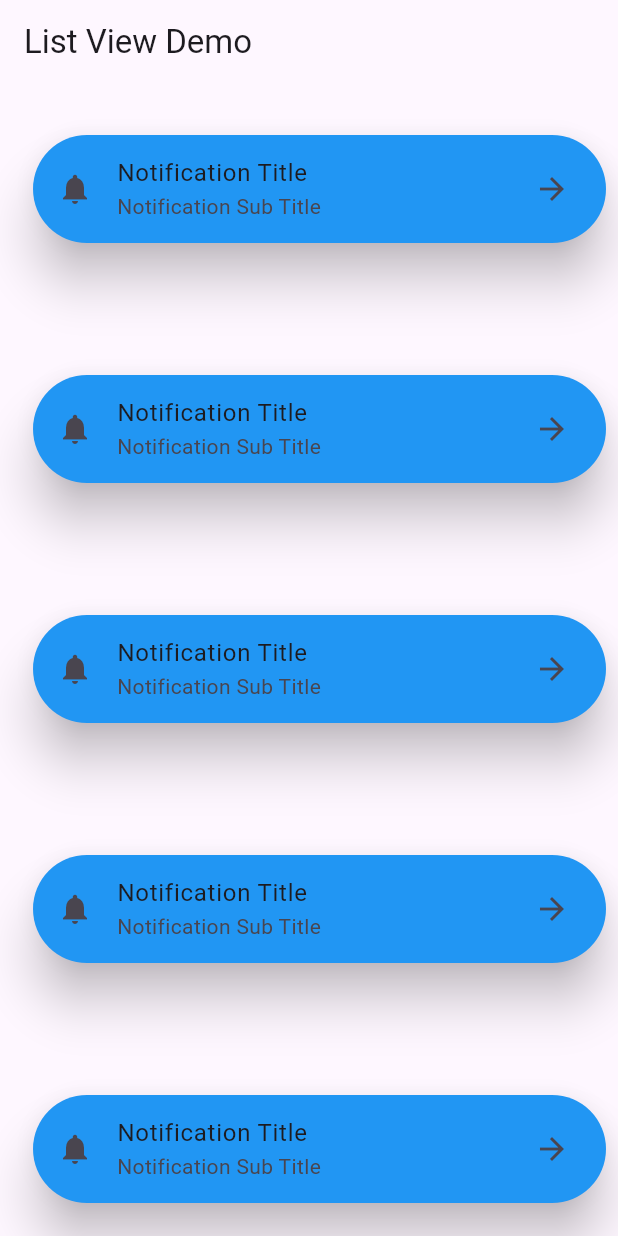
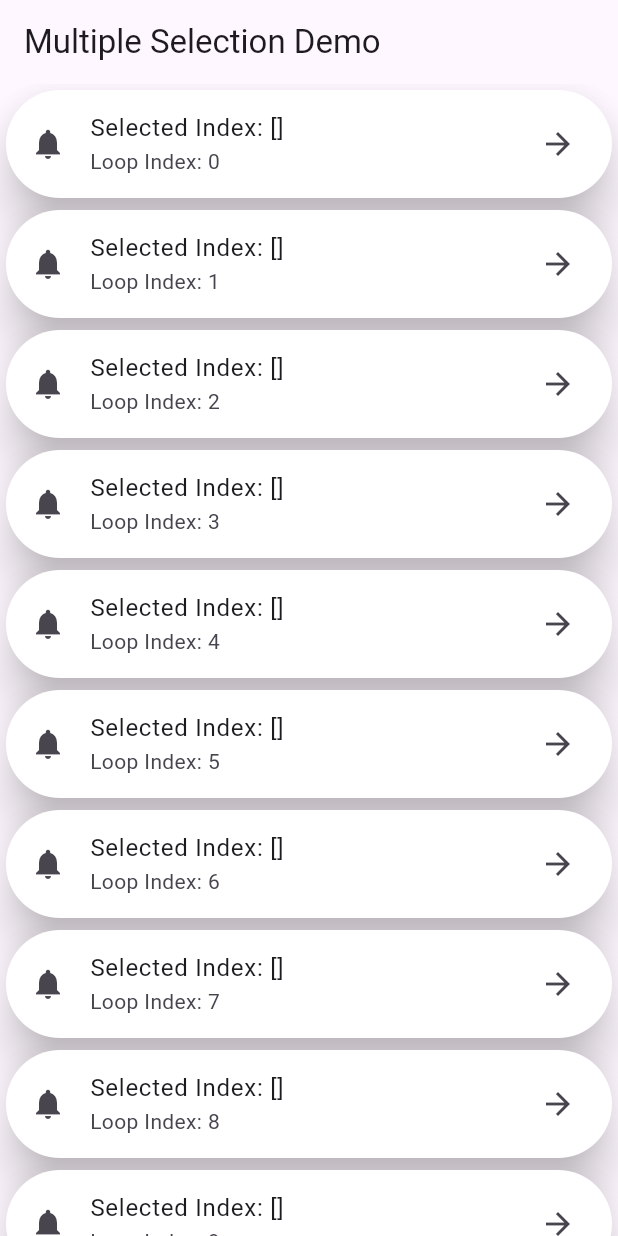
Before and after one commit to MuhammadAliKust/Shahram-App, a Flutter app: the screen it shows after launch, on a phone screen of 412 x 824 dp. Run offline on Flutter 3.47's test engine with Material 3 defaults, Android fonts, the phone set to English and light mode, and no system bars; our stand-ins replace string_validator.

Commit message:
Single and Multiple Selection Done

```diff
--- a/lib/main.dart
+++ b/lib/main.dart
@@ -1,8 +1,10 @@
 import 'package:flutter/material.dart';
 import 'package:shahram_app/asset_image.dart';
+import 'package:shahram_app/single_selection.dart';
 
 import 'list_view.dart';
 import 'login.dart';
+import 'multiple_selection.dart';
 import 'network_image.dart';
 
 void main() {
@@ -15,7 +17,7 @@
   @override
   Widget build(BuildContext context) {
     return MaterialApp(
-      home: ListViewDemo(),
+      home: MultipleSelectionDemo(),
       // home: Scaffold(
       //   backgroundColor: Colors.yellow,
       //   appBar: AppBar(
--- /dev/null
+++ b/lib/multiple_selection.dart
@@ -0,0 +1,47 @@
+import 'package:flutter/material.dart';
+
+class MultipleSelectionDemo extends StatefulWidget {
+  MultipleSelectionDemo({super.key});
+
+  @override
+  State<MultipleSelectionDemo> createState() => _MultipleSelectionDemoState();
+}
+
+class _MultipleSelectionDemoState extends State<MultipleSelectionDemo> {
+  List<int> selectedIndex = [];
+
+  @override
+  Widget build(BuildContext context) {
+    return Scaffold(
+      appBar: AppBar(title: Text("Multiple Selection Demo")),
+      body: ListView.builder(
+        itemCount: 10,
+        itemBuilder: (context, i) {
+          return Card(
+            elevation: 14,
+            color: selectedIndex.contains(i) ? Colors.blue : Colors.white,
+            shape: RoundedRectangleBorder(
+              borderRadius: BorderRadius.circular(40),
+            ),
+            child: ListTile(
+              onTap: () {
+                if (selectedIndex.contains(i)) {
+                  selectedIndex.remove(i);
+                } else {
+                  selectedIndex.add(i);
+                }
+
+                setState(() {});
+              },
+              leading: Icon(Icons.notifications),
+              title: Text("Selected Index: $selectedIndex"),
+              subtitle: Text("Loop Index: $i"),
+              trailing: Icon(Icons.arrow_forward),
+              // tileColor: Colors.blue,
+            ),
+          );
+        },
+      ),
+    );
+  }
+}
```
Also changed, not shown: lib/single_selection.dart (added, +42 -0 lines).
